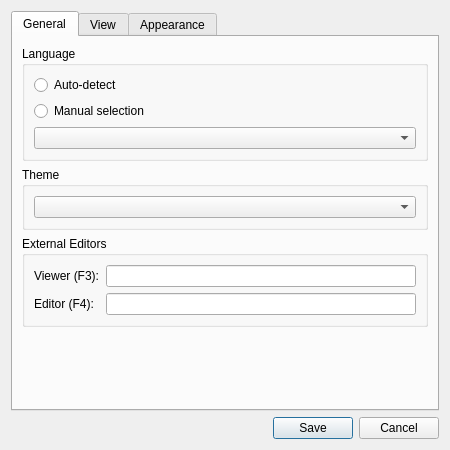
The window that ui/settings_dialog.ui (dawciobiel/QuickFile) describes before a commit, drawn with Qt 5.
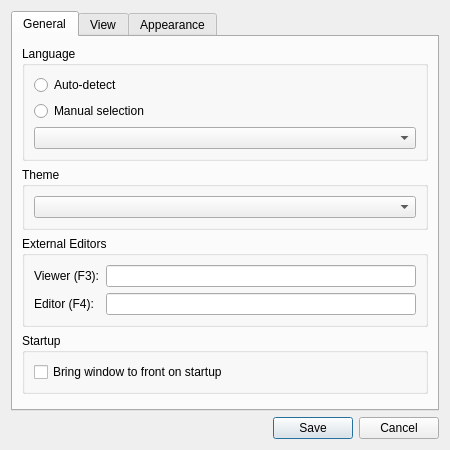
The same window after the commit.

Commit message: Feat: Add option to bring window to front on startup

Patch:
```diff
--- a/ui/settings_dialog.ui
+++ b/ui/settings_dialog.ui
@@ -91,6 +91,22 @@
                                     </layout>
                                 </widget>
                             </item>
+                            <item>
+                                <widget class="QGroupBox" name="startup_group">
+                                    <property name="title">
+                                        <string>Startup</string>
+                                    </property>
+                                    <layout class="QVBoxLayout" name="verticalLayout_11">
+                                        <item>
+                                            <widget class="QCheckBox" name="bring_to_front_checkbox">
+                                                <property name="text">
+                                                    <string>Bring window to front on startup</string>
+                                                </property>
+                                            </widget>
+                                        </item>
+                                    </layout>
+                                </widget>
+                            </item>
                             <item>
                                 <spacer name="verticalSpacer">
                                     <property name="orientation">
```
The commit also changes 5 other files.
